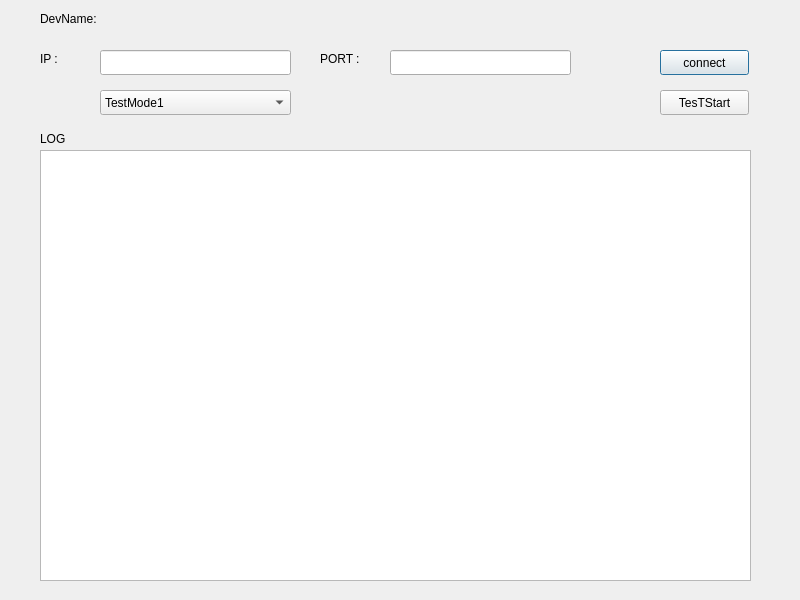
The window that qt/codecAndServer/codecDev/codecDev/codecDev.ui (gaozhenzhong/public) describes before a commit, drawn with Qt 5.
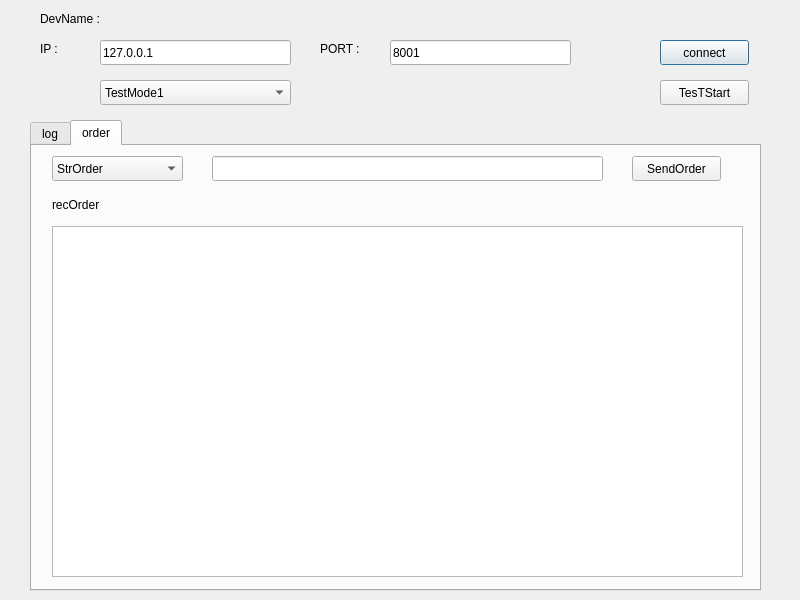
The same window after the commit.

What changed in the file:
```diff
--- a/qt/codecAndServer/codecDev/codecDev/codecDev.ui
+++ b/qt/codecAndServer/codecDev/codecDev/codecDev.ui
@@ -13,44 +13,27 @@
   <property name="windowTitle">
    <string>codecDev</string>
   </property>
-  <widget class="QTextBrowser" name="logTextBrowser">
-   <property name="geometry">
-    <rect>
-     <x>40</x>
-     <y>150</y>
-     <width>711</width>
-     <height>431</height>
-    </rect>
-   </property>
-  </widget>
-  <widget class="QLabel" name="logLabel">
-   <property name="geometry">
-    <rect>
-     <x>40</x>
-     <y>130</y>
-     <width>67</width>
-     <height>17</height>
-    </rect>
-   </property>
-   <property name="text">
-    <string>LOG</string>
-   </property>
-  </widget>
   <widget class="QLineEdit" name="IPLineEdit">
    <property name="geometry">
     <rect>
      <x>100</x>
-     <y>50</y>
+     <y>40</y>
      <width>191</width>
      <height>25</height>
     </rect>
    </property>
+   <property name="text">
+    <string>127.0.0.1</string>
+   </property>
+   <property name="maxLength">
+    <number>20</number>
+   </property>
   </widget>
   <widget class="QLabel" name="IPLabel">
    <property name="geometry">
     <rect>
      <x>40</x>
-     <y>50</y>
+     <y>40</y>
      <width>21</width>
      <height>17</height>
     </rect>
@@ -63,7 +46,7 @@
    <property name="geometry">
     <rect>
      <x>320</x>
-     <y>50</y>
+     <y>40</y>
      <width>67</width>
      <height>17</height>
     </rect>
@@ -76,17 +59,23 @@
    <property name="geometry">
     <rect>
      <x>390</x>
-     <y>50</y>
+     <y>40</y>
      <width>181</width>
      <height>25</height>
     </rect>
    </property>
+   <property name="text">
+    <string>8001</string>
+   </property>
+   <property name="maxLength">
+    <number>10</number>
+   </property>
   </widget>
   <widget class="QPushButton" name="conPushButton">
    <property name="geometry">
     <rect>
      <x>660</x>
-     <y>50</y>
+     <y>40</y>
      <width>89</width>
      <height>25</height>
     </rect>
@@ -100,19 +89,19 @@
     <rect>
      <x>40</x>
      <y>10</y>
-     <width>67</width>
+     <width>321</width>
      <height>17</height>
     </rect>
    </property>
    <property name="text">
-    <string>DevName:</string>
+    <string>DevName :</string>
    </property>
   </widget>
   <widget class="QPushButton" name="testPushButton">
    <property name="geometry">
     <rect>
      <x>660</x>
-     <y>90</y>
+     <y>80</y>
      <width>89</width>
      <height>25</height>
     </rect>
@@ -125,7 +114,7 @@
    <property name="geometry">
     <rect>
      <x>100</x>
-     <y>90</y>
+     <y>80</y>
      <width>191</width>
      <height>25</height>
     </rect>
@@ -146,6 +135,100 @@
     </property>
    </item>
   </widget>
+  <widget class="QTabWidget" name="tabWidget">
+   <property name="geometry">
+    <rect>
+     <x>30</x>
+     <y>120</y>
+     <width>731</width>
+     <height>471</height>
+    </rect>
+   </property>
+   <property name="currentIndex">
+    <number>1</number>
+   </property>
+   <widget class="QWidget" name="log">
+    <attribute name="title">
+     <string>log</string>
+    </attribute>
+    <widget class="QTextBrowser" name="logTextBrowser">
+     <property name="geometry">
+      <rect>
+       <x>10</x>
+       <y>10</y>
+       <width>711</width>
+       <height>421</height>
+      </rect>
+     </property>
+    </widget>
+   </widget>
+   <widget class="QWidget" name="order">
+    <attribute name="title">
+     <string>order</string>
+    </attribute>
+    <widget class="QLineEdit" name="sendOrderLineEdit">
+     <property name="geometry">
+      <rect>
+       <x>180</x>
+       <y>10</y>
+       <width>391</width>
+       <height>25</height>
+      </rect>
+     </property>
+    </widget>
+    <widget class="QPushButton" name="sendOrderButton">
+     <property name="geometry">
+      <rect>
+       <x>600</x>
+       <y>10</y>
+       <width>89</width>
+       <height>25</height>
+      </rect>
+     </property>
+     <property name="text">
+      <string>SendOrder</string>
+     </property>
+    </widget>
+    <widget class="QComboBox" name="orderComboBox">
+     <property name="geometry">
+      <rect>
+       <x>20</x>
+       <y>10</y>
+       <width>131</width>
+       <height>25</height>
+      </rect>
+     </property>
+     <item>
+      <property name="text">
+       <string>StrOrder</string>
+      </property>
+     </item>
+    </widget>
+    <widget class="QLabel" name="recOrderLabel">
+     <property name="geometry">
+      <rect>
+       <x>20</x>
+       <y>50</y>
+       <width>67</width>
+       <height>17</height>
+      </rect>
+     </property>
+     <property name="text">
+      <string>recOrder</string>
+     </property>
+    </widget>
+    <widget class="QTextBrowser" name="recOrderBrowser">
+     <property name="geometry">
+      <rect>
+       <x>20</x>
+       <y>80</y>
+       <width>691</width>
+       <height>351</height>
+      </rect>
+     </property>
+    </widget>
+   </widget>
+  </widget>
  </widget>
  <resources/>
  <connections/>
```
